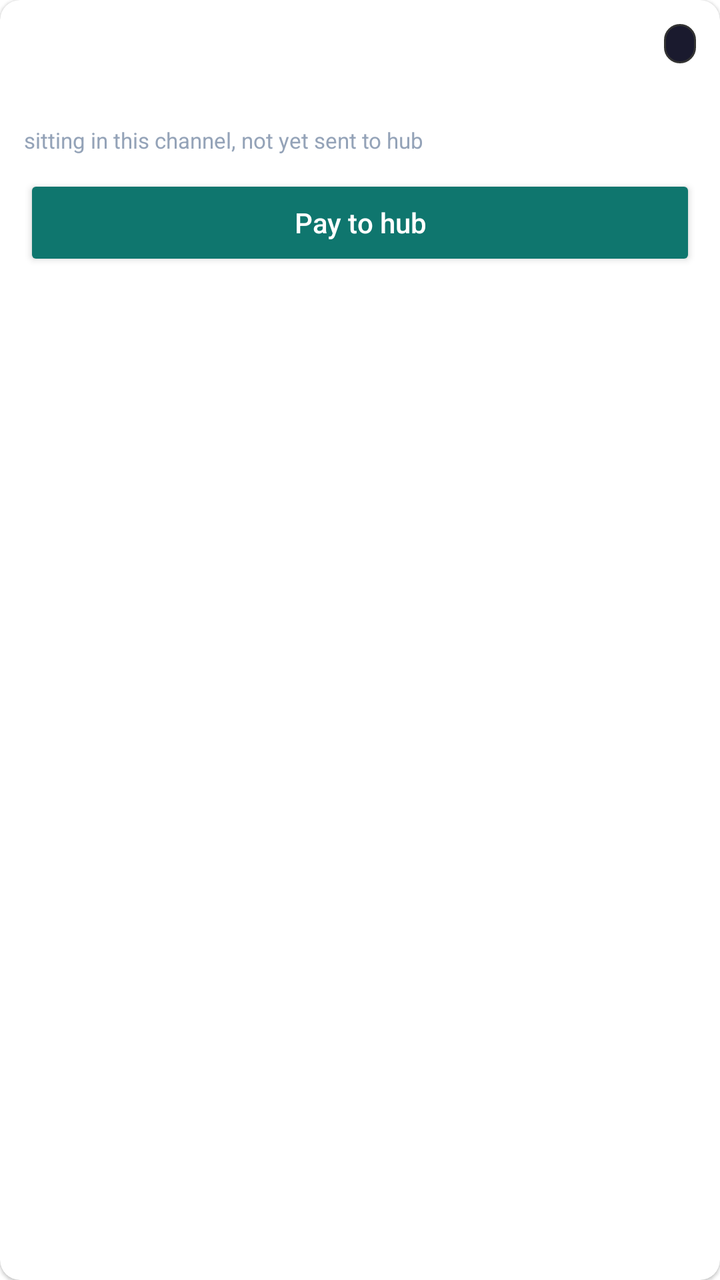
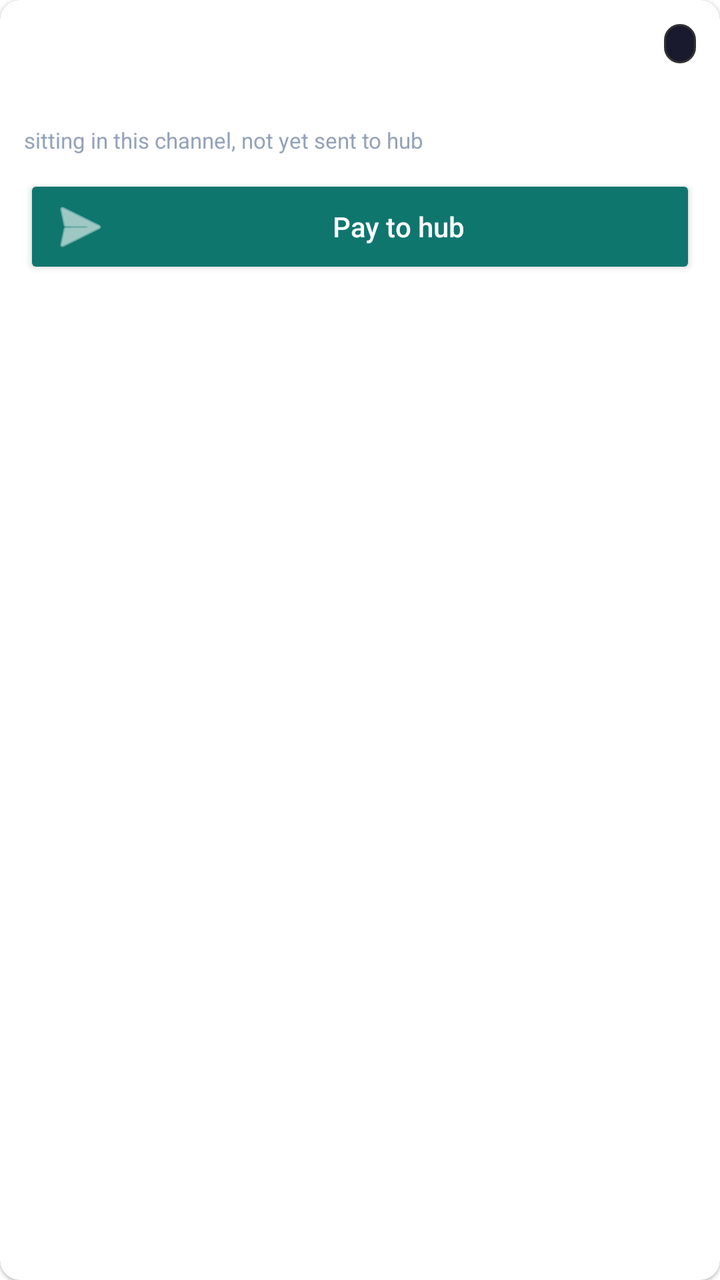

The first picture is an Android layout as it rendered before a commit; the second is the same layout after the commit. The layout source and the unified diff follow.
<!-- AndroidManifest.xml: application theme Theme.DataBridge -->
<!-- res/layout/item_cash_payment_channel.xml -->
<?xml version="1.0" encoding="utf-8"?>
<androidx.cardview.widget.CardView
    xmlns:android="http://schemas.android.com/apk/res/android"
    xmlns:app="http://schemas.android.com/apk/res-auto"
    android:layout_width="match_parent"
    android:layout_height="wrap_content"
    android:layout_marginBottom="10dp"
    app:cardCornerRadius="10dp"
    app:cardElevation="1dp">

    <LinearLayout
        android:layout_width="match_parent"
        android:layout_height="wrap_content"
        android:orientation="vertical"
        android:padding="12dp">

        <LinearLayout
            android:layout_width="match_parent"
            android:layout_height="wrap_content"
            android:orientation="horizontal"
            android:gravity="center_vertical">

            <TextView
                android:id="@+id/tvChannelName"
                android:layout_width="0dp"
                android:layout_weight="1"
                android:layout_height="wrap_content"
                android:textSize="14sp"
                android:textStyle="bold"
                android:textColor="#0F172A" />

            <TextView
                android:id="@+id/tvBadge"
                android:layout_width="wrap_content"
                android:layout_height="wrap_content"
                android:paddingHorizontal="8dp"
                android:paddingVertical="3dp"
                android:textSize="10sp"
                android:textStyle="bold"
                android:background="@drawable/badge_bg_neutral" />
        </LinearLayout>

        <TextView
            android:id="@+id/tvBalance"
            android:layout_width="wrap_content"
            android:layout_height="wrap_content"
            android:layout_marginTop="4dp"
            android:fontFamily="monospace"
            android:textStyle="bold"
            android:textSize="20sp"
            android:textColor="#0F172A" />

        <TextView
            android:layout_width="wrap_content"
            android:layout_height="wrap_content"
            android:text="sitting in this channel, not yet sent to hub"
            android:textSize="11sp"
            android:textColor="#94A3B8" />

        <Button
            android:id="@+id/btnPayToHub"
            android:layout_width="match_parent"
            android:layout_height="wrap_content"
            android:layout_marginTop="10dp"
            android:text="Pay to hub"
            android:textAllCaps="false"
            android:backgroundTint="#0F766E"
            android:textColor="#FFFFFF" />
    </LinearLayout>
</androidx.cardview.widget.CardView>
<!-- resources referenced by this layout -->
<resources>
  <!-- drawable badge_bg_neutral (drawable) -->
  <?xml version="1.0" encoding="utf-8"?>
  <shape xmlns:android="http://schemas.android.com/apk/res/android">
      <solid android:color="#1A1A2E" />
      <stroke android:width="1dp" android:color="#333" />
      <corners android:radius="8dp" />
  </shape>
  <style name="Theme.DataBridge" parent="Theme.MaterialComponents.DayNight.NoActionBar">
      <item name="colorPrimary">#00d4ff</item>
      <item name="colorPrimaryVariant">#16213e</item>
      <item name="colorOnPrimary">#ffffff</item>
      <item name="colorSecondary">#00d4ff</item>
      <item name="android:statusBarColor">#1a1a2e</item>
  </style>
</resources>

<!-- the commit's change to res/layout/item_cash_payment_channel.xml (unified diff, before → after) -->
@@ -64,6 +64,9 @@
             android:layout_marginTop="10dp"
             android:text="Pay to hub"
             android:textAllCaps="false"
+            android:drawableStart="@android:drawable/ic_menu_send"
+            android:drawableTint="#FFFFFF"
+            android:drawablePadding="6dp"
             android:backgroundTint="#0F766E"
             android:textColor="#FFFFFF" />
     </LinearLayout>
